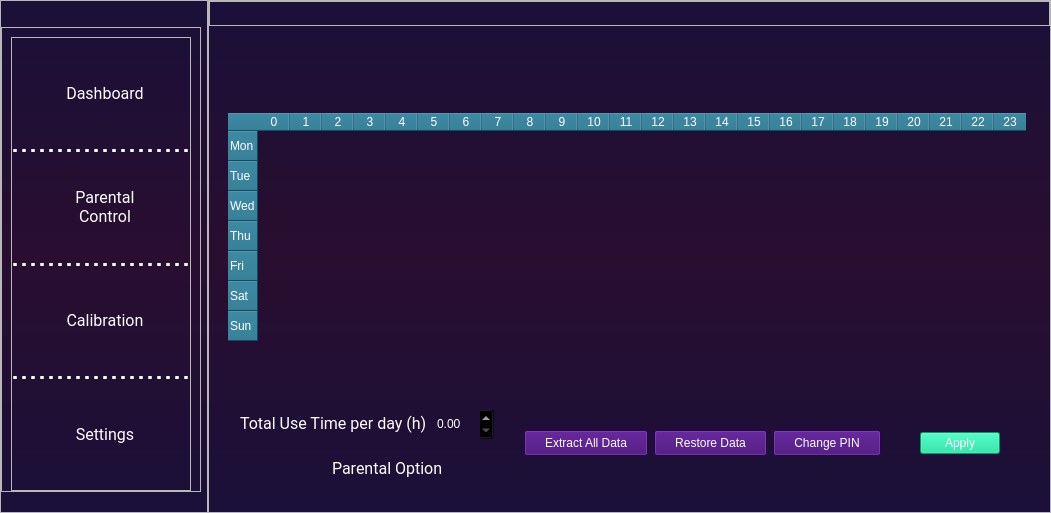
This is Designer/MainWindow.ui in Soon156/AlignPosition as Qt 5 draws it before an edit. The edited form follows.
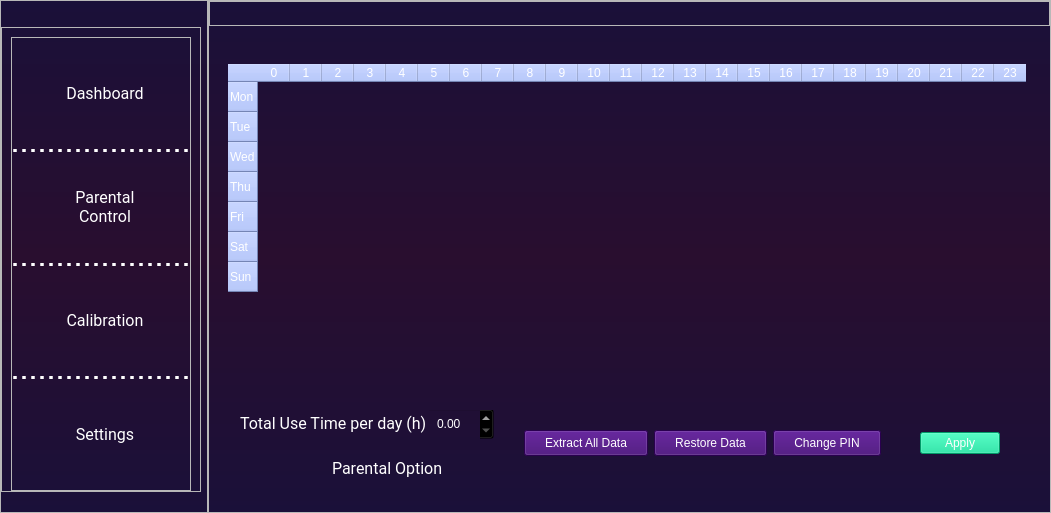
This is the edited form. The open tabs and pages were chosen to show the change. Icons and pictures are not drawn.

What changed in the file:
```diff
--- a/Designer/MainWindow.ui
+++ b/Designer/MainWindow.ui
@@ -824,7 +824,7 @@
                 </property>
                </widget>
               </item>
-              <item alignment="Qt::AlignHCenter|Qt::AlignVCenter">
+              <item alignment="Qt::AlignLeft|Qt::AlignTop">
                <widget class="QTableWidget" name="usetime_table">
                 <property name="minimumSize">
                  <size>
@@ -833,10 +833,11 @@
                  </size>
                 </property>
                 <property name="styleSheet">
-                 <string notr="true">QTableWidget { background-color: transparent;}
-QTableWidget QHeaderView::section { background-color: rgb(23, 107, 135);}
-QTableWidget QTableCornerButton::section {background-color: rgb(23, 107, 135) }
-QTableWidget { border: none; }</string>
+                 <string notr="true">QTableWidget { background-color: transparent; border: none;
+}
+QTableWidget QHeaderView::section ,QTableCornerButton::section{
+    background-color: #A4BAFE;
+}</string>
                 </property>
                 <property name="lineWidth">
                  <number>0</number>
```
Left out of the diff: 12 changed lines with no effect on the pictures. Lines whose indentation alone changed are shown as unchanged.
